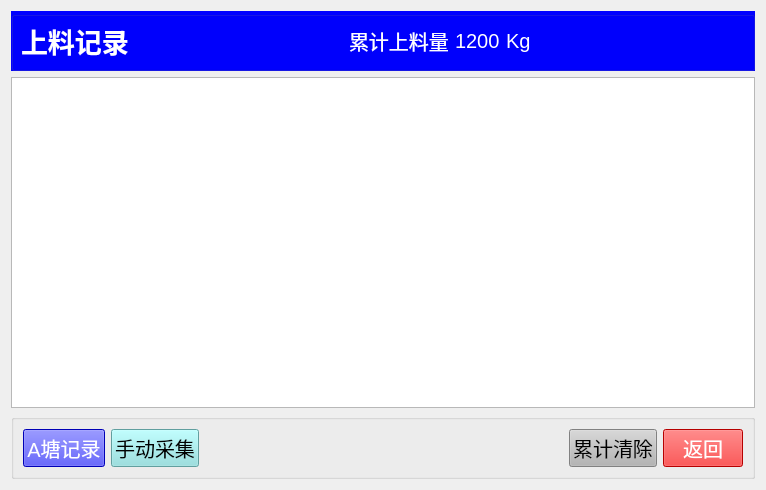
First picture: the form in chengyi_Qt4linux/form_history3.ui, repository wsh01/batch-feeder, before the edit.
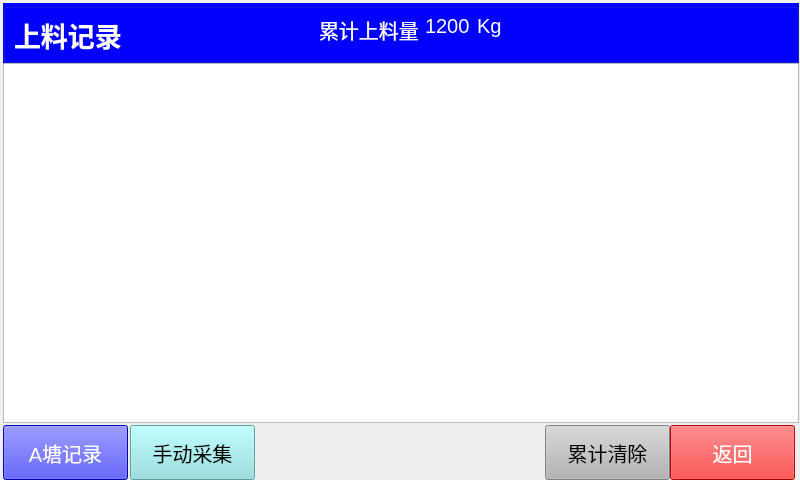
Second picture: the form after the edit.

Diff of the .ui file:
```diff
--- a/chengyi_Qt4linux/form_history3.ui
+++ b/chengyi_Qt4linux/form_history3.ui
@@ -6,16 +6,22 @@
    <rect>
     <x>0</x>
     <y>0</y>
-    <width>766</width>
-    <height>490</height>
+    <width>800</width>
+    <height>480</height>
    </rect>
   </property>
   <property name="windowTitle">
    <string>Form</string>
   </property>
-  <layout class="QGridLayout" name="gridLayout_3">
-   <item row="0" column="0">
     <widget class="QGroupBox" name="groupBox">
+   <property name="geometry">
+    <rect>
+     <x>3</x>
+     <y>3</y>
+     <width>796</width>
+     <height>60</height>
+    </rect>
+   </property>
      <property name="styleSheet">
       <string notr="true">QGroupBox{ background-color:rgb(0, 0, 255);} 
 QGroupBox{ margin-top:0px;}
@@ -24,9 +30,15 @@
      <property name="title">
       <string/>
      </property>
-     <layout class="QGridLayout" name="gridLayout">
-      <item row="0" column="0">
        <widget class="QLabel" name="label">
+    <property name="geometry">
+     <rect>
+      <x>11</x>
+      <y>11</y>
+      <width>108</width>
+      <height>41</height>
+     </rect>
+    </property>
         <property name="font">
          <font>
           <pointsize>20</pointsize>
@@ -42,22 +54,15 @@
          <string>上料记录</string>
         </property>
        </widget>
-      </item>
-      <item row="0" column="1">
-       <spacer name="horizontalSpacer_3">
-        <property name="orientation">
-         <enum>Qt::Horizontal</enum>
-        </property>
-        <property name="sizeHint" stdset="0">
-         <size>
-          <width>185</width>
-          <height>20</height>
-         </size>
-        </property>
-       </spacer>
-      </item>
-      <item row="0" column="2">
        <widget class="QLabel" name="label_4">
+    <property name="geometry">
+     <rect>
+      <x>316</x>
+      <y>11</y>
+      <width>100</width>
+      <height>31</height>
+     </rect>
+    </property>
         <property name="font">
          <font>
           <pointsize>15</pointsize>
@@ -70,9 +75,15 @@
          <string>累计上料量</string>
         </property>
        </widget>
-      </item>
-      <item row="0" column="3">
        <widget class="QLabel" name="label_2">
+    <property name="geometry">
+     <rect>
+      <x>422</x>
+      <y>11</y>
+      <width>46</width>
+      <height>23</height>
+     </rect>
+    </property>
         <property name="font">
          <font>
           <pointsize>15</pointsize>
@@ -85,9 +96,15 @@
          <string>1200</string>
         </property>
        </widget>
-      </item>
-      <item row="0" column="4">
        <widget class="QLabel" name="label_3">
+    <property name="geometry">
+     <rect>
+      <x>474</x>
+      <y>11</y>
+      <width>24</width>
+      <height>23</height>
+     </rect>
+    </property>
         <property name="font">
          <font>
           <pointsize>15</pointsize>
@@ -100,81 +117,26 @@
          <string>Kg</string>
         </property>
        </widget>
-      </item>
-      <item row="0" column="5">
-       <spacer name="horizontalSpacer_2">
-        <property name="orientation">
-         <enum>Qt::Horizontal</enum>
-        </property>
-        <property name="sizeHint" stdset="0">
-         <size>
-          <width>185</width>
-          <height>20</height>
-         </size>
-        </property>
-       </spacer>
-      </item>
-     </layout>
-    </widget>
-   </item>
-   <item row="1" column="0">
-    <widget class="QTableView" name="tableView"/>
-   </item>
-   <item row="2" column="0">
-    <widget class="QGroupBox" name="groupBox_2">
-     <property name="title">
-      <string/>
-     </property>
-     <layout class="QGridLayout" name="gridLayout_2">
-      <item row="0" column="0">
-       <widget class="QPushButton" name="pushButton">
-        <property name="font">
-         <font>
-          <pointsize>15</pointsize>
-         </font>
-        </property>
-        <property name="styleSheet">
-         <string notr="true">QPushButton { background-color:rgb(0, 0, 255);} 
-QPushButton:hover { background-color: rgb(100, 0, 255); }
-QPushButton {color:rgb(255, 255, 255);}</string>
-        </property>
-        <property name="text">
-         <string>A塘记录</string>
-        </property>
-       </widget>
-      </item>
-      <item row="0" column="1">
-       <widget class="QPushButton" name="pushButton_2">
-        <property name="font">
-         <font>
-          <pointsize>15</pointsize>
-         </font>
-        </property>
-        <property name="styleSheet">
-         <string notr="true">QPushButton { background-color:rgb(136, 223, 223);} 
-QPushButton:hover { background-color: rgb(0, 223, 223); }
-QPushButton {color:rgb(0, 0, 0);}</string>
-        </property>
-        <property name="text">
-         <string>手动采集</string>
-        </property>
-       </widget>
-      </item>
-      <item row="0" column="2">
-       <spacer name="horizontalSpacer">
-        <property name="orientation">
-         <enum>Qt::Horizontal</enum>
-        </property>
-        <property name="sizeHint" stdset="0">
-         <size>
-          <width>40</width>
-          <height>20</height>
-         </size>
-        </property>
-       </spacer>
-      </item>
-      <item row="0" column="3">
+  </widget>
+  <widget class="QTableView" name="tableView">
+   <property name="geometry">
+    <rect>
+     <x>3</x>
+     <y>63</y>
+     <width>796</width>
+     <height>360</height>
+    </rect>
+   </property>
+  </widget>
        <widget class="QPushButton" name="pushButton_3">
+   <property name="geometry">
+    <rect>
+     <x>545</x>
+     <y>425</y>
+     <width>125</width>
+     <height>55</height>
+    </rect>
+   </property>
         <property name="font">
          <font>
           <pointsize>15</pointsize>
@@ -189,9 +151,61 @@
          <string>累计清除</string>
         </property>
        </widget>
-      </item>
-      <item row="0" column="4">
+  <widget class="QPushButton" name="pushButton_2">
+   <property name="geometry">
+    <rect>
+     <x>130</x>
+     <y>425</y>
+     <width>125</width>
+     <height>55</height>
+    </rect>
+   </property>
+   <property name="font">
+    <font>
+     <pointsize>15</pointsize>
+    </font>
+   </property>
+   <property name="styleSheet">
+    <string notr="true">QPushButton { background-color:rgb(136, 223, 223);} 
+QPushButton:hover { background-color: rgb(0, 223, 223); }
+QPushButton {color:rgb(0, 0, 0);}</string>
+   </property>
+   <property name="text">
+    <string>手动采集</string>
+   </property>
+  </widget>
+  <widget class="QPushButton" name="pushButton">
+   <property name="geometry">
+    <rect>
+     <x>3</x>
+     <y>425</y>
+     <width>125</width>
+     <height>55</height>
+    </rect>
+   </property>
+   <property name="font">
+    <font>
+     <pointsize>15</pointsize>
+    </font>
+   </property>
+   <property name="styleSheet">
+    <string notr="true">QPushButton { background-color:rgb(0, 0, 255);} 
+QPushButton:hover { background-color: rgb(100, 0, 255); }
+QPushButton {color:rgb(255, 255, 255);}</string>
+   </property>
+   <property name="text">
+    <string>A塘记录</string>
+   </property>
+  </widget>
        <widget class="QPushButton" name="btn_Return">
+   <property name="geometry">
+    <rect>
+     <x>670</x>
+     <y>425</y>
+     <width>125</width>
+     <height>55</height>
+    </rect>
+   </property>
         <property name="font">
          <font>
           <pointsize>15</pointsize>
@@ -206,11 +220,6 @@
          <string>返回</string>
         </property>
        </widget>
-      </item>
-     </layout>
-    </widget>
-   </item>
-  </layout>
  </widget>
  <resources/>
  <connections>
```
Lines whose indentation alone changed are shown as unchanged.
